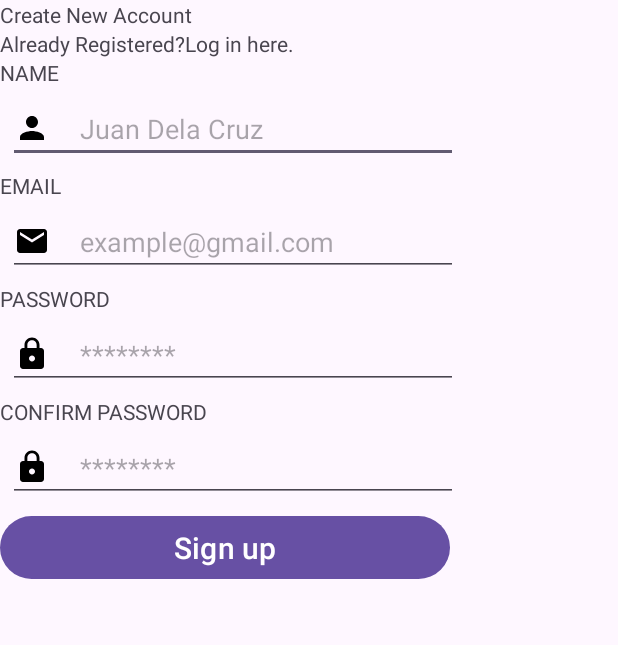
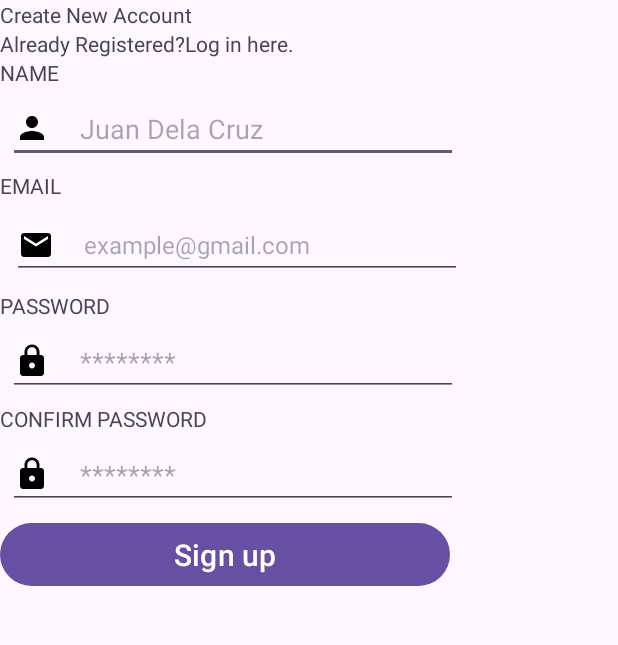
Before and after one commit to jamessysystem/Mojivet-Android, an Android app: the fragment Signup shown on its own in the app's theme, on a phone screen of 412 x 824 dp, the part 29-674 px from its top. Run offline under Robolectric (Android 15) with nearby library versions, the phone set to English and light mode, and no system bars.

Commit message:
fixed some problems
Signed-off-by: Jamessysystem <smenardjames@gmail.com>

```diff
--- a/app/src/main/res/layout/fragment_signup.xml
+++ b/app/src/main/res/layout/fragment_signup.xml
@@ -11,7 +11,6 @@
         android:layout_width="match_parent"
         android:layout_height="wrap_content"
         android:text="@string/mojivet"/>
-
     <TextView
         android:layout_width="match_parent"
         android:layout_height="wrap_content"
@@ -44,7 +43,9 @@
         android:layout_height="wrap_content"
         android:layout_margin="5sp"
         android:hint="@string/juan_dela_cruz"
-        android:drawableLeft="@drawable/baseline_person_24"
+        android:autofillHints="name"
+        android:inputType="text"
+        android:drawableStart="@drawable/baseline_person_24"
         android:drawablePadding="20dp"/>
 
     <TextView
@@ -55,10 +56,12 @@
     <EditText
         android:layout_width="300dp"
         android:layout_height="wrap_content"
-        android:layout_margin="5sp"
+        android:layout_margin="8sp"
+        android:textSize="16sp"
         android:hint="@string/example_gmail_com"
+        android:autofillHints="emailAddress"
         android:inputType="textEmailAddress"
-        android:drawableLeft="@drawable/baseline_email_24"
+        android:drawableStart="@drawable/baseline_email_24"
         android:drawablePadding="20dp"/>
 
     <TextView
@@ -72,7 +75,8 @@
         android:layout_margin="5sp"
         android:hint="@string/char_pass"
         android:inputType="textPassword"
-        android:drawableLeft="@drawable/baseline_lock_24"
+        android:autofillHints="password"
+        android:drawableStart="@drawable/baseline_lock_24"
         android:drawablePadding="20dp"/>
 
     <TextView
@@ -85,14 +89,15 @@
         android:layout_height="wrap_content"
         android:layout_margin="5sp"
         android:hint="@string/char_pass"
+        android:autofillHints="password"
         android:inputType="textPassword"
-        android:drawableLeft="@drawable/baseline_lock_24"
+        android:drawableStart="@drawable/baseline_lock_24"
         android:drawablePadding="20dp"/>
 
     <Button
         android:layout_width="300dp"
         android:layout_height="50dp"
-        android:textSize="20dp"
+        android:textSize="20sp"
         android:text="@string/sign_up"/>
 
 </LinearLayout>
```
